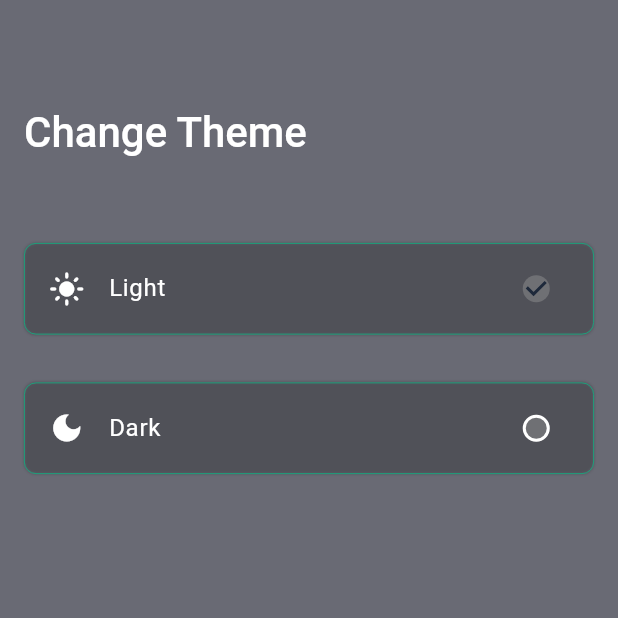
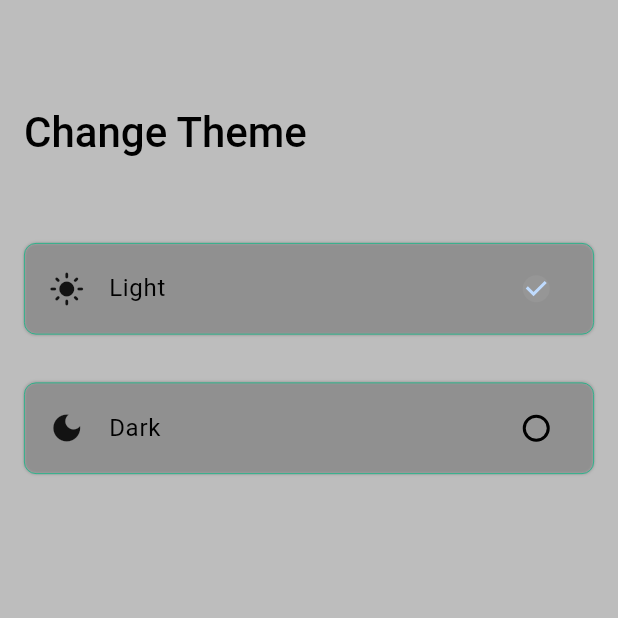
Before and after one commit to ahmed-shorbagy/sakeny, a Flutter app: the ChangeThemeView screen opened by its route, after a tap on "Light", on a phone screen of 412 x 824 dp, the top half of it. Run offline on Flutter 3.47's test engine with Material 3 defaults, Android fonts, the phone set to English and light mode, and no system bars; our stand-ins replace bloc, cached_network_image, carousel_slider, cloud_firestore, connectivity_plus, dartz and 10 more; missing offline and left inert: dart:ffi, font_awesome_icon_class, phone_form_field; accounts and stored records are empty; Roboto replaces fonts that are missing (Laila); statements that could not run were skipped; key blocks and very long unbroken strings in the code were emptied for the run.

Commit message:
solving some issues

```diff
--- a/lib/Features/home/presentation/views/apatment_details_view.dart
+++ b/lib/Features/home/presentation/views/apatment_details_view.dart
@@ -38,7 +38,7 @@ class ApartmentDetailsView extends StatelessWidget {
                 padding:
                     const EdgeInsets.symmetric(horizontal: 8, vertical: 16),
                 child: RowOfApartmentDetails(
-                  title: S.of(context).DoubleBed,
+                  title: S.of(context).TripleBed,
                   numberofBeds: apartment.numberOfDoubleBeds ?? '',
                   price: apartment.priceOfOneBedInDoubleBeds ?? '',
                 ),
@@ -47,7 +47,7 @@ class ApartmentDetailsView extends StatelessWidget {
                 padding:
                     const EdgeInsets.symmetric(horizontal: 8, vertical: 16),
                 child: RowOfApartmentDetails(
-                  title: S.of(context).TripleBed,
+                  title: S.of(context).DoubleBed,
                   numberofBeds: apartment.numberOfTripleBeds ?? '',
                   price: apartment.priceOfOneBedInTripleBeds ?? '',
                 ),
--- a/lib/Features/home/presentation/views/change_theme_view.dart
+++ b/lib/Features/home/presentation/views/change_theme_view.dart
@@ -32,7 +32,8 @@ class _ChangeThemeViewState extends State<ChangeThemeView> {
             title: 'Light',
             icon: Icons.light_mode,
             onTap: () {
-              Provider.of<ThemeProvider>(context, listen: false).toggleTheme();
+              Provider.of<ThemeProvider>(context, listen: false)
+                  .setThemeMode(ThemeMode.light);
               setState(() {
                 lightSelected = true;
                 darkSelected = false;
@@ -47,7 +48,8 @@ class _ChangeThemeViewState extends State<ChangeThemeView> {
             title: 'Dark',
             icon: Icons.dark_mode,
             onTap: () {
-              Provider.of<ThemeProvider>(context, listen: false).toggleTheme();
+              Provider.of<ThemeProvider>(context, listen: false)
+                  .setThemeMode(ThemeMode.dark);
               setState(() {
                 lightSelected = false;
                 darkSelected = true;
--- a/lib/Features/home/presentation/views/thank_you_view.dart
+++ b/lib/Features/home/presentation/views/thank_you_view.dart
@@ -2,7 +2,6 @@ import 'package:flutter/material.dart';
 import 'package:go_router/go_router.dart';
 import 'package:sakeny/Features/auth/presentation/views/widgets/custom_button.dart';
 import 'package:sakeny/Features/home/presentation/views/widgets/Custom_app_bar.dart';
-import 'package:sakeny/core/utils/App_router.dart';
 import 'package:sakeny/generated/l10n.dart';
 
 class ThankYouView extends StatelessWidget {
--- a/lib/Features/home/presentation/views/widgets/custom_bottom_sheet_column.dart
+++ b/lib/Features/home/presentation/views/widgets/custom_bottom_sheet_column.dart
@@ -89,7 +89,7 @@ class _CustomBottomSheetColumnState extends State<CustomBottomSheetColumn> {
                             isForFemales: isForFemales,
                             isForMales: isForMales);
                   },
-                  child: Text(S.of(context).DoubleBed,
+                  child: Text(S.of(context).TripleBed,
                       style: Theme.of(context).textTheme.bodyMedium!),
                 ),
               ),
@@ -118,7 +118,7 @@ class _CustomBottomSheetColumnState extends State<CustomBottomSheetColumn> {
                             isForFemales: isForFemales,
                             isForMales: isForMales);
                   },
-                  child: Text(S.of(context).TripleBed,
+                  child: Text(S.of(context).DoubleBed,
                       style: Theme.of(context).textTheme.bodyMedium!),
                 ),
               ),
--- a/lib/Features/splash/presentation/views/splash_view.dart
+++ b/lib/Features/splash/presentation/views/splash_view.dart
@@ -1,4 +1,5 @@
 import 'package:connectivity_plus/connectivity_plus.dart';
+import 'package:firebase_auth/firebase_auth.dart';
 import 'package:flutter/material.dart';
 import 'package:flutter/services.dart';
 import 'package:go_router/go_router.dart';
@@ -82,7 +83,12 @@ class _SplashViewState extends State<SplashView>
           if (_source.values.toList()[0]) {
             // If online, navigate to the next page
             Future.delayed(const Duration(seconds: 2), () {
-              GoRouter.of(context).pushReplacement(AppRouter.kSignInView);
+              var auth = FirebaseAuth.instance.currentUser;
+              if (auth == null) {
+                GoRouter.of(context).pushReplacement(AppRouter.kSignUpView);
+              } else {
+                GoRouter.of(context).pushReplacement(AppRouter.kMainView);
+              }
             });
           } else {
             showOfflineDialog();
--- a/lib/core/theme/theme_constants.dart
+++ b/lib/core/theme/theme_constants.dart
@@ -4,7 +4,8 @@ import 'package:google_fonts/google_fonts.dart';
 const kLightPrimaryColor = Color(0xffBFDBFE);
 const kDarkPrimaryColor = Color(0xff1E293B);
 
-ThemeData lightTheme = ThemeData(
+ThemeData lightTheme() {
+  return ThemeData(
     fontFamily: GoogleFonts.laila().fontFamily,
     elevatedButtonTheme: const ElevatedButtonThemeData(
       style: ButtonStyle(
@@ -44,8 +45,10 @@ ThemeData lightTheme = ThemeData(
       ),
     ),
   );
+}
 
-ThemeData darkTheme = ThemeData(
+ThemeData darkTheme() {
+  return ThemeData(
     fontFamily: GoogleFonts.laila().fontFamily,
     elevatedButtonTheme: const ElevatedButtonThemeData(
       style: ButtonStyle(
@@ -75,3 +78,4 @@ ThemeData darkTheme = ThemeData(
       titleMedium: TextStyle(color: Colors.white),
     ),
   );
+}
--- a/lib/core/theme/theme_manager.dart
+++ b/lib/core/theme/theme_manager.dart
@@ -1,19 +1,12 @@
 import 'package:flutter/material.dart';
-import 'package:sakeny/core/theme/theme_constants.dart';
 
-class ThemeProvider extends ChangeNotifier {
-  ThemeData _themeData = lightTheme;
-  ThemeData get themeData => _themeData;
-  set themeData(ThemeData themeData) {
-    _themeData = themeData;
+class ThemeProvider with ChangeNotifier {
+  ThemeMode _themeMode = ThemeMode.system; // Default to system theme
+
+  ThemeMode get themeMode => _themeMode;
+
+  void setThemeMode(ThemeMode mode) {
+    _themeMode = mode;
     notifyListeners();
   }
-
-  void toggleTheme() {
-    if (_themeData == lightTheme) {
-      themeData = darkTheme;
-    } else {
-      themeData = lightTheme;
-    }
-  }
 }
--- a/lib/core/utils/firebase_messaging_api.dart
+++ b/lib/core/utils/firebase_messaging_api.dart
@@ -44,7 +44,7 @@ class FireBaseAPi {
     var body = {
       "message": {
         "token":
-            "fAXllIqWSz6DfjMxbilHR5:APA91bHIIW6_19Q62UjxhMi5cQAyWq25YfSOpI948IEOH5_9QtSkrJRCVPDX-4WjPCfXU9GUGgKa110U4RLQ55NaqpDBnVSYzLvA_Fqvt9Q7p_qIZUQx82eAJ0g18O8x20r3PvqhdLef",
+            "exaixdzJSXi6BX45kRCCG-:APA91bFfJAwMAY0g-EbhmYfHb9V-EjKmM6h8nf6TUWXjwLYrN2dY7QT9qtjJdxr30hJIcl2ZRazc4oz9O7kUe_ppwPw5XeKmJBS8RepjS33d_vm5KXylqbEUjkLGXpIF84aIwHYBsq3j",
         "notification": {"title": title, "body": messageBody}
       }
     };
--- a/lib/main.dart
+++ b/lib/main.dart
@@ -7,6 +7,7 @@ import 'package:sakeny/Features/home/data/Repos/home_repo.dart';
 import 'package:sakeny/Features/home/presentation/manager/Language_manager/theme_manager.dart';
 import 'package:sakeny/Features/home/presentation/manager/fetch_apartments_cubit.dart/fetch_apartments_cubit.dart';
 import 'package:sakeny/core/errors/simple_bloc_observer.dart';
+import 'package:sakeny/core/theme/theme_constants.dart';
 import 'package:sakeny/core/theme/theme_manager.dart';
 import 'package:sakeny/core/utils/App_router.dart';
 import 'package:sakeny/core/utils/firebase_messaging_api.dart';
@@ -50,6 +51,7 @@ class Sakeny extends StatelessWidget {
 
   @override
   Widget build(BuildContext context) {
+    final themeProvider = Provider.of<ThemeProvider>(context);
     return BlocProvider(
       create: (context) => FetchApartmentsCubit(getIt.get<HomeRepo>()),
       child: MaterialApp.router(
@@ -61,7 +63,9 @@ class Sakeny extends StatelessWidget {
           GlobalCupertinoLocalizations.delegate,
         ],
         supportedLocales: S.delegate.supportedLocales,
-        theme: Provider.of<ThemeProvider>(context).themeData,
+        theme: lightTheme(),
+        darkTheme: darkTheme(),
+        themeMode: themeProvider.themeMode,
         debugShowCheckedModeBanner: false,
         routerConfig: AppRouter.router,
       ),
```
Also changed, not shown: lib/generated/l10n.dart. Lines whose indentation alone changed are shown as unchanged.
